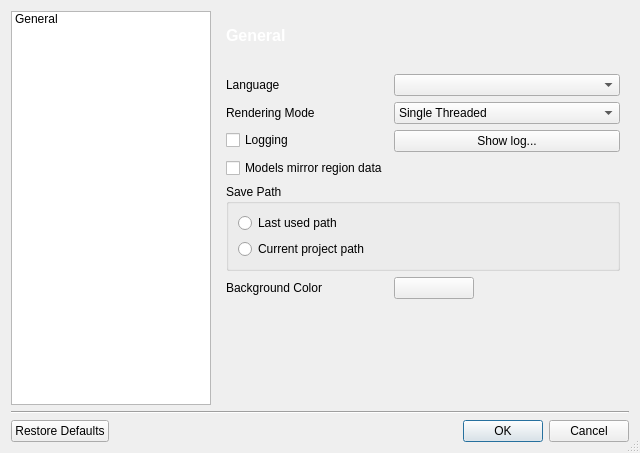
Old version of the form applications/3DimViewer/ui/cpreferencesdialog.ui in the repository SindenDev/3dimviewer.
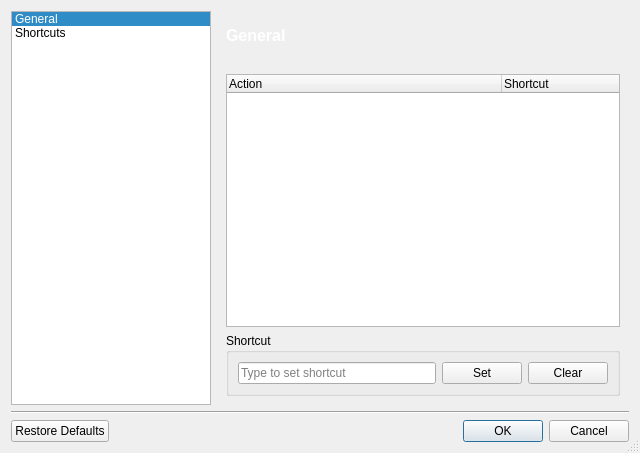
New version of the form. The open tabs and pages were chosen to show the change. Icons and pictures are not drawn.

What changed in the file:
```diff
--- a/applications/3DimViewer/ui/cpreferencesdialog.ui
+++ b/applications/3DimViewer/ui/cpreferencesdialog.ui
@@ -184,6 +184,60 @@
        </item>
       </layout>
      </widget>
+     <widget class="QWidget" name="page">
+      <layout class="QVBoxLayout" name="verticalLayout_2">
+       <item>
+        <widget class="QTreeWidget" name="treeWidget">
+         <attribute name="headerDefaultSectionSize">
+          <number>275</number>
+         </attribute>
+         <column>
+          <property name="text">
+           <string>Action</string>
+          </property>
+         </column>
+         <column>
+          <property name="text">
+           <string>Shortcut</string>
+          </property>
+         </column>
+        </widget>
+       </item>
+       <item>
+        <widget class="QGroupBox" name="groupBox_2">
+         <property name="title">
+          <string>Shortcut</string>
+         </property>
+         <layout class="QHBoxLayout" name="horizontalLayout">
+          <item>
+           <widget class="QLineEdit" name="lineEditShortCut">
+            <property name="acceptDrops">
+             <bool>false</bool>
+            </property>
+            <property name="placeholderText">
+             <string>Type to set shortcut</string>
+            </property>
+           </widget>
+          </item>
+          <item>
+           <widget class="QPushButton" name="pushButtonSetShortcut">
+            <property name="text">
+             <string>Set</string>
+            </property>
+           </widget>
+          </item>
+          <item>
+           <widget class="QPushButton" name="pushButtonClearShortcut">
+            <property name="text">
+             <string>Clear</string>
+            </property>
+           </widget>
+          </item>
+         </layout>
+        </widget>
+       </item>
+      </layout>
+     </widget>
     </widget>
    </item>
    <item row="0" column="1">
@@ -247,13 +301,18 @@
       <string/>
      </property>
      <property name="currentRow">
-      <number>-1</number>
+      <number>0</number>
      </property>
      <item>
       <property name="text">
        <string>General</string>
       </property>
      </item>
+     <item>
+      <property name="text">
+       <string>Shortcuts</string>
+      </property>
+     </item>
     </widget>
    </item>
    <item row="3" column="0" colspan="2">
```
